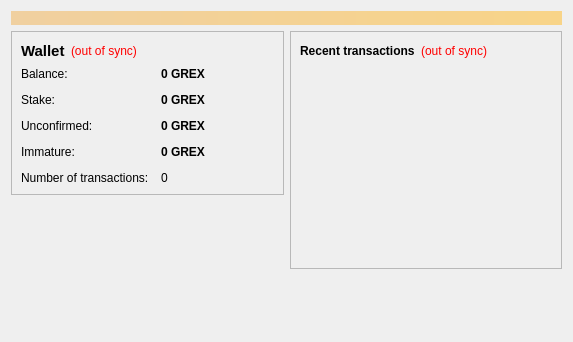
Above: src/qt/forms/overviewpage.ui from nuggetbram/CO2XCoin before the change. Below: the same form after it.
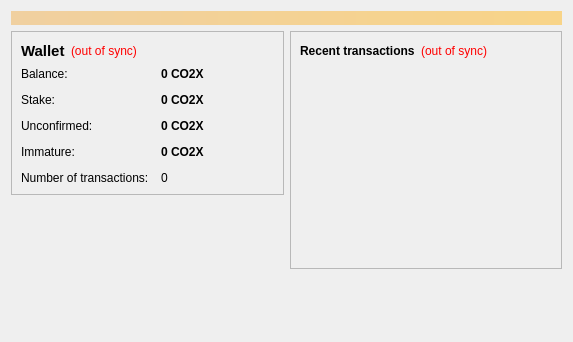
That is the form after the change.

Diff of the .ui file:
```diff
--- a/src/qt/forms/overviewpage.ui
+++ b/src/qt/forms/overviewpage.ui
@@ -123,7 +123,7 @@
                <string>Your current balance</string>
               </property>
               <property name="text">
-               <string notr="true">0 GREX</string>
+               <string notr="true">0 CO2X</string>
               </property>
               <property name="textInteractionFlags">
                <set>Qt::LinksAccessibleByMouse|Qt::TextSelectableByKeyboard|Qt::TextSelectableByMouse</set>
@@ -152,7 +152,7 @@
                <string>Total of coins that was staked, and do not yet count toward the current balance</string>
               </property>
               <property name="text">
-               <string notr="true">0 GREX</string>
+               <string notr="true">0 CO2X</string>
               </property>
               <property name="textInteractionFlags">
                <set>Qt::LinksAccessibleByMouse|Qt::TextSelectableByKeyboard|Qt::TextSelectableByMouse</set>
@@ -181,7 +181,7 @@
                <string>Total of transactions that have yet to be confirmed, and do not yet count toward the current balance</string>
               </property>
               <property name="text">
-               <string notr="true">0 GREX</string>
+               <string notr="true">0 CO2X</string>
               </property>
               <property name="textInteractionFlags">
                <set>Qt::LinksAccessibleByMouse|Qt::TextSelectableByKeyboard|Qt::TextSelectableByMouse</set>
@@ -207,7 +207,7 @@
                <string>Mined balance that has not yet matured</string>
               </property>
               <property name="text">
-               <string notr="true">0 GREX</string>
+               <string notr="true">0 CO2X</string>
               </property>
               <property name="textInteractionFlags">
                <set>Qt::LinksAccessibleByMouse|Qt::TextSelectableByKeyboard|Qt::TextSelectableByMouse</set>
```
Left out of the diff: 4 changed lines with no effect on the pictures.
